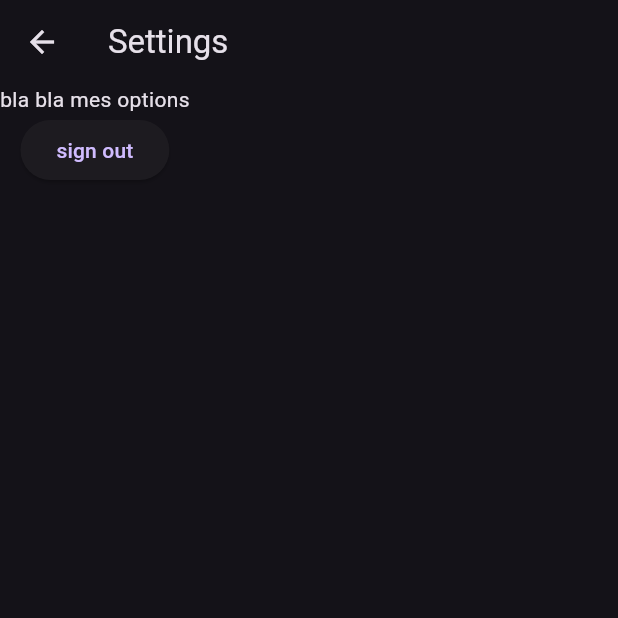
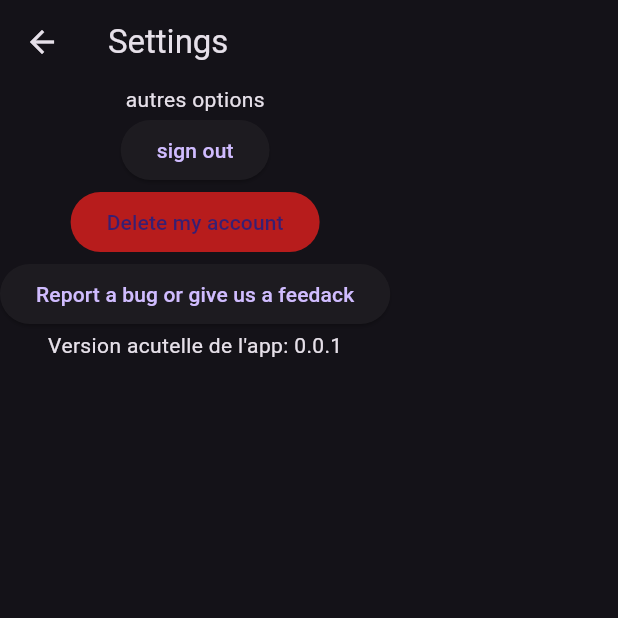
Before and after one commit to Pismice/PDG-GRP5, a Flutter app: the UserScreen screen opened directly, after a tap on the "settings" icon, on a phone screen of 412 x 824 dp, the top half of it. Run offline on Flutter 3.47's test engine with Material 2 defaults, Android fonts, the phone set to English and light mode, and no system bars; our stand-ins replace cloud_firestore, firebase_auth, firebase_core; accounts and stored records are empty; network calls fail.

Commit message:
[DONE] Partie graphique de base terminée, manque les endpoints et données live

```diff
--- /dev/null
+++ b/lib/screens/user/settings/delete_account_button.dart
@@ -0,0 +1,16 @@
+import 'package:flutter/material.dart';
+
+class DeleteAccountButton extends StatelessWidget {
+  const DeleteAccountButton({super.key});
+
+  @override
+  Widget build(BuildContext context) {
+    return FilledButton(
+        style: ButtonStyle(
+          backgroundColor:
+              MaterialStateProperty.all<Color>(Colors.red.shade900),
+        ),
+        onPressed: () {},
+        child: const Text("Delete my account"));
+  }
+}
--- /dev/null
+++ b/lib/screens/user/settings/feedback_button.dart
@@ -0,0 +1,13 @@
+import 'package:flutter/material.dart';
+import 'package:flutter/widgets.dart';
+
+class FeedbackButton extends StatelessWidget {
+  const FeedbackButton({super.key});
+
+  @override
+  Widget build(BuildContext context) {
+    return ElevatedButton(
+        onPressed: () {},
+        child: const Text("Report a bug or give us a feedack"));
+  }
+}
--- a/lib/screens/user/settings/settings_screen.dart
+++ b/lib/screens/user/settings/settings_screen.dart
@@ -1,4 +1,6 @@
 import 'package:flutter/material.dart';
+import 'package:g2g/screens/user/settings/delete_account_button.dart';
+import 'package:g2g/screens/user/settings/feedback_button.dart';
 import 'package:g2g/screens/user/settings/sign_out_button.dart';
 
 class SettingsScreen extends StatelessWidget {
@@ -12,8 +14,11 @@ class SettingsScreen extends StatelessWidget {
       ),
       body: const Column(
         children: [
-          Text("bla bla mes options"),
+          Text("autres options"),
           SignOutButton(),
+          DeleteAccountButton(),
+          FeedbackButton(),
+          Text("Version acutelle de l'app: 0.0.1"),
         ],
       ),
     );
--- a/lib/screens/user/user_screen.dart
+++ b/lib/screens/user/user_screen.dart
@@ -9,7 +9,8 @@ class UserScreen extends StatelessWidget {
   Widget build(BuildContext context) {
     return Scaffold(
       appBar: AppBar(
-        title: const Text("Ici il faudra mettra son pseudo"),
+        title: Text(
+            FirebaseAuth.instance.currentUser?.displayName ?? "Random golem"),
         actions: [
           IconButton(
             onPressed: () {
@@ -34,11 +35,17 @@ class UserScreen extends StatelessWidget {
                           .instance.currentUser?.photoURL ??
                       'https://static.wikia.nocookie.net/clashofclans/images/4/44/Avatar_Golem.png'),
                 )),
+            const SizedBox(
+              width: 10,
+            ),
             const Column(
               children: [
                 Text("Séances terminées"),
                 Text("0"),
               ],
+            ),
+            const SizedBox(
+              width: 10,
             ),
             const Column(
               children: [
@@ -46,14 +53,58 @@ class UserScreen extends StatelessWidget {
                 Text("0 kg"),
               ],
             ),
+            const SizedBox(
+              width: 10,
+            ),
+            const Column(
+              children: [
+                Text("Temps passé à faire du sport"),
+                Text("0 min"),
+              ],
+            ),
           ],
+        ),
+        const SizedBox(
+          height: 10,
+        ),
+        Row(
+          children: [
+            ElevatedButton(onPressed: () {}, child: const Text("Edit Profile")),
+            ElevatedButton(
+                onPressed: () {}, child: const Text("Share Profile")),
+            IconButton.filled(
+                onPressed: () {}, icon: const Icon(Icons.person_add))
+          ],
+        ),
+        const SizedBox(
+          height: 10,
         ),
         Container(
           width: MediaQuery.of(context).size.width,
-          decoration: BoxDecoration(border: Border.all(color: Colors.purple)),
-          child: const Text("Tous mes PR"),
+          decoration: BoxDecoration(border: Border.all(color: Colors.grey)),
+          child: ElevatedButton(
+            onPressed: () {},
+            child: const Row(
+              children: [
+                Icon(Icons.workspace_premium),
+                Text("Les PR de mes exercices"),
+              ],
+            ),
+          ),
         ),
-        const Text("autres"),
+        Container(
+          width: MediaQuery.of(context).size.width,
+          decoration: BoxDecoration(border: Border.all(color: Colors.grey)),
+          child: ElevatedButton(
+            onPressed: () {/* https://pub.dev/packages/fl_chart*/},
+            child: const Row(
+              children: [
+                Icon(Icons.trending_up),
+                Text("Mon evolution"),
+              ],
+            ),
+          ),
+        ),
       ]),
     );
   }
```
Also changed, not shown: 1 other file.
